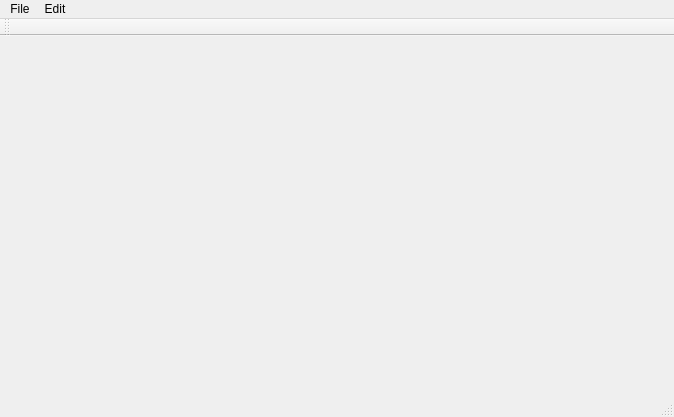
This is DMEEditor/mainwindow.ui in jahandideh-iman/DMEEditor as Qt 5 draws it before an edit. The edited form follows.
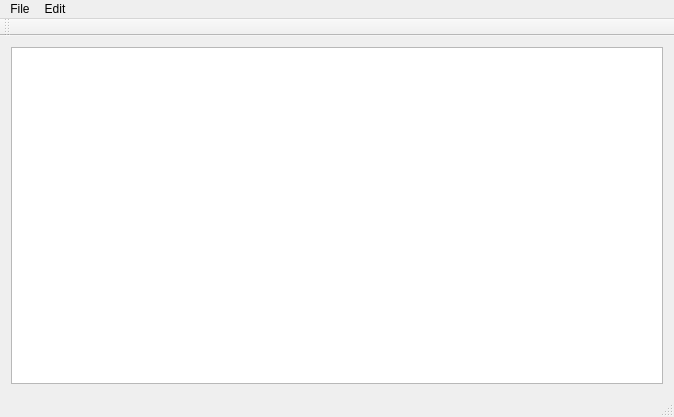
This is the edited form.

Patch:
```diff
--- a/DMEEditor/mainwindow.ui
+++ b/DMEEditor/mainwindow.ui
@@ -16,7 +16,11 @@
   <widget class="QWidget" name="centralWidget">
    <layout class="QGridLayout" name="gridLayout">
     <item row="0" column="0">
-     <layout class="QGridLayout" name="viewLayout"/>
+     <layout class="QGridLayout" name="viewLayout">
+      <item row="0" column="0">
+       <widget class="QListView" name="listView"/>
+      </item>
+     </layout>
     </item>
    </layout>
   </widget>
```
